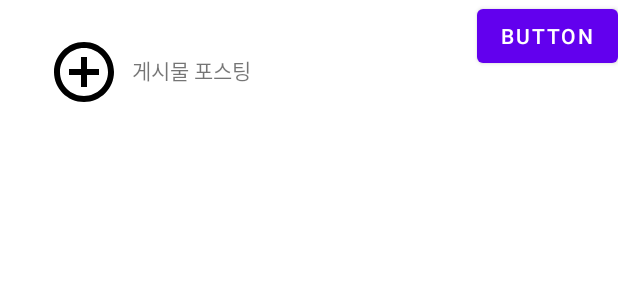
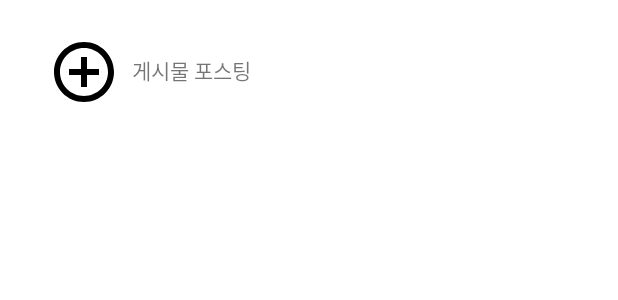
Before and after one commit to luckyPrice/posting_app_kotlin, an Android app: the layout fragment_home.xml on its own in the app's theme, with its tools: preview values and no code run, on a phone screen of 412 x 824 dp. Shown: the top 300 px of the screen. Run offline under Robolectric (Android 15) with nearby library versions, the light colour scheme and no system bars.

Commit message:
version 0.2.1

```diff
--- /dev/null
+++ b/app/src/debug/res/mipmap-anydpi-v26/ic_launcher.xml
@@ -0,0 +1,5 @@
+<?xml version="1.0" encoding="utf-8"?>
+<adaptive-icon xmlns:android="http://schemas.android.com/apk/res/android">
+    <background android:drawable="@drawable/ic_launcher_background"/>
+    <foreground android:drawable="@drawable/ic_launcher_foreground"/>
+</adaptive-icon>
--- /dev/null
+++ b/app/src/debug/res/mipmap-anydpi-v26/ic_launcher_round.xml
@@ -0,0 +1,5 @@
+<?xml version="1.0" encoding="utf-8"?>
+<adaptive-icon xmlns:android="http://schemas.android.com/apk/res/android">
+    <background android:drawable="@drawable/ic_launcher_background"/>
+    <foreground android:drawable="@drawable/ic_launcher_foreground"/>
+</adaptive-icon>
--- a/app/src/main/res/drawable/ic_profile_default.xml
+++ /dev/null
@@ -1,5 +0,0 @@
-<vector android:height="24dp" android:tint="#000000"
-    android:viewportHeight="24" android:viewportWidth="24"
-    android:width="24dp" xmlns:android="http://schemas.android.com/apk/res/android">
-    <path android:fillColor="#FF000000" android:pathData="M17.6,11.48 L19.44,8.3a0.63,0.63 0,0 0,-1.09 -0.63l-1.88,3.24a11.43,11.43 0,0 0,-8.94 0L5.65,7.67a0.63,0.63 0,0 0,-1.09 0.63L6.4,11.48A10.81,10.81 0,0 0,1 20L23,20A10.81,10.81 0,0 0,17.6 11.48ZM7,17.25A1.25,1.25 0,1 1,8.25 16,1.25 1.25,0 0,1 7,17.25ZM17,17.25A1.25,1.25 0,1 1,18.25 16,1.25 1.25,0 0,1 17,17.25Z"/>
-</vector>
--- a/app/src/main/res/layout/fragment_home.xml
+++ b/app/src/main/res/layout/fragment_home.xml
@@ -46,14 +46,6 @@
             app:layout_constraintStart_toStartOf="parent"
             app:layout_constraintTop_toBottomOf="@+id/buttonPost" />
 
-        <Button
-            android:id="@+id/button2"
-            android:layout_width="wrap_content"
-            android:layout_height="wrap_content"
-            android:text="Button"
-            app:layout_constraintEnd_toEndOf="parent"
-            app:layout_constraintTop_toTopOf="parent" />
-
     </androidx.constraintlayout.widget.ConstraintLayout>
 
 </FrameLayout>
```
Also changed, not shown: app/src/debug/ic_launcher-playstore.png (added), app/src/debug/res/mipmap-hdpi/ic_comment.png (added), app/src/debug/res/mipmap-hdpi/ic_launcher.png (added), app/src/debug/res/mipmap-hdpi/ic_launcher_round.png (added), app/src/debug/res/mipmap-mdpi/ic_comment.png (added), app/src/debug/res/mipmap-mdpi/ic_launcher.png (added), app/src/debug/res/mipmap-mdpi/ic_launcher_round.png (added), app/src/debug/res/mipmap-xhdpi/ic_comment.png (added), app/src/debug/res/mipmap-xhdpi/ic_launcher.png (added), app/src/debug/res/mipmap-xhdpi/ic_launcher_round.png (added), app/src/debug/res/mipmap-xxhdpi/ic_comment.png (added), app/src/debug/res/mipmap-xxhdpi/ic_launcher.png (added), app/src/debug/res/mipmap-xxhdpi/ic_launcher_round.png (added), app/src/debug/res/mipmap-xxxhdpi/ic_comment.png (added), 2 more files.
